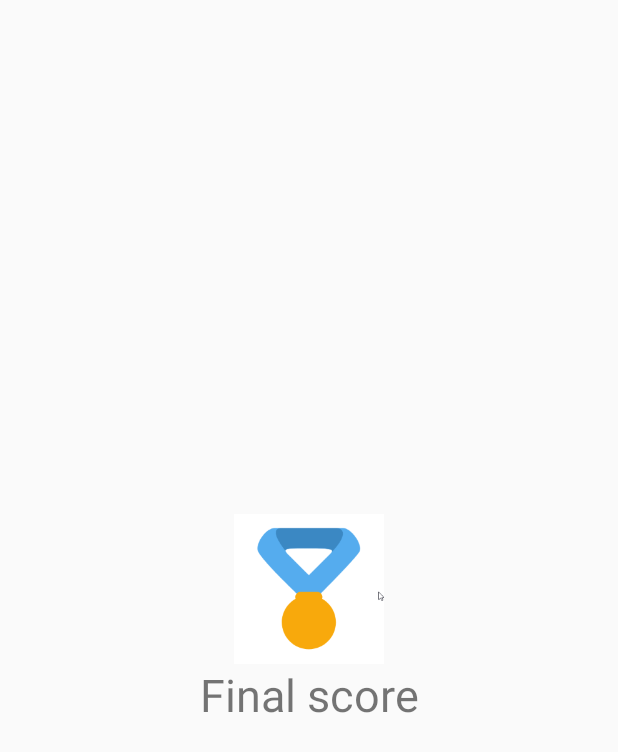
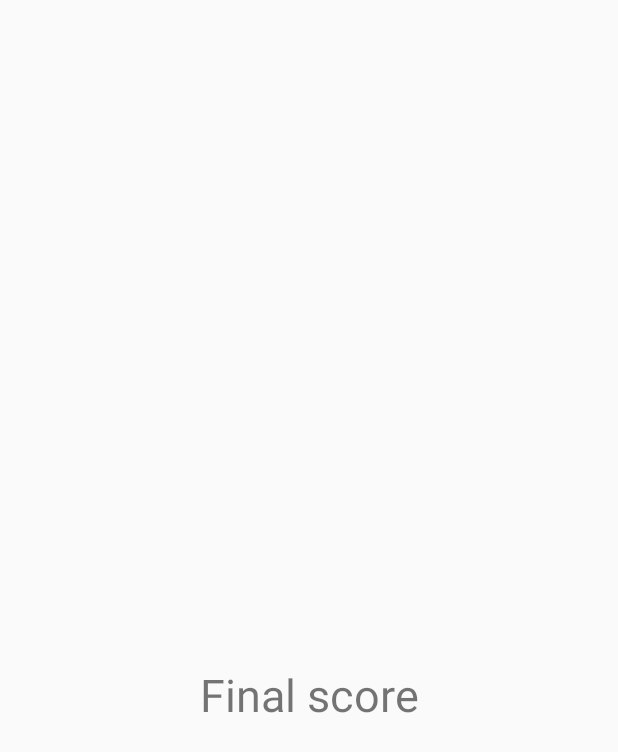
Before and after one commit to Torjer/QuizApp2, an Android app: the layout score_dialog.xml on its own in the app's theme, with its tools: preview values and no code run, on a phone screen of 412 x 824 dp. Shown: the top 752 px of the screen. Run offline under Robolectric (Android 15) with nearby library versions, the phone set to English and light mode, and no system bars.

```diff
--- a/app/src/main/res/layout/score_dialog.xml
+++ b/app/src/main/res/layout/score_dialog.xml
@@ -15,8 +15,7 @@
     <ImageView
         android:id="@+id/img_score"
         android:layout_width="match_parent"
-        android:layout_height="100dp"
-        android:src="@drawable/result4" />
+        android:layout_height="100dp" />
 
     <TextView
         android:id="@+id/tv_score"
```
Also changed, not shown: app/src/main/java/com/example/quizapp2/Game.kt (+12 -1 lines).
